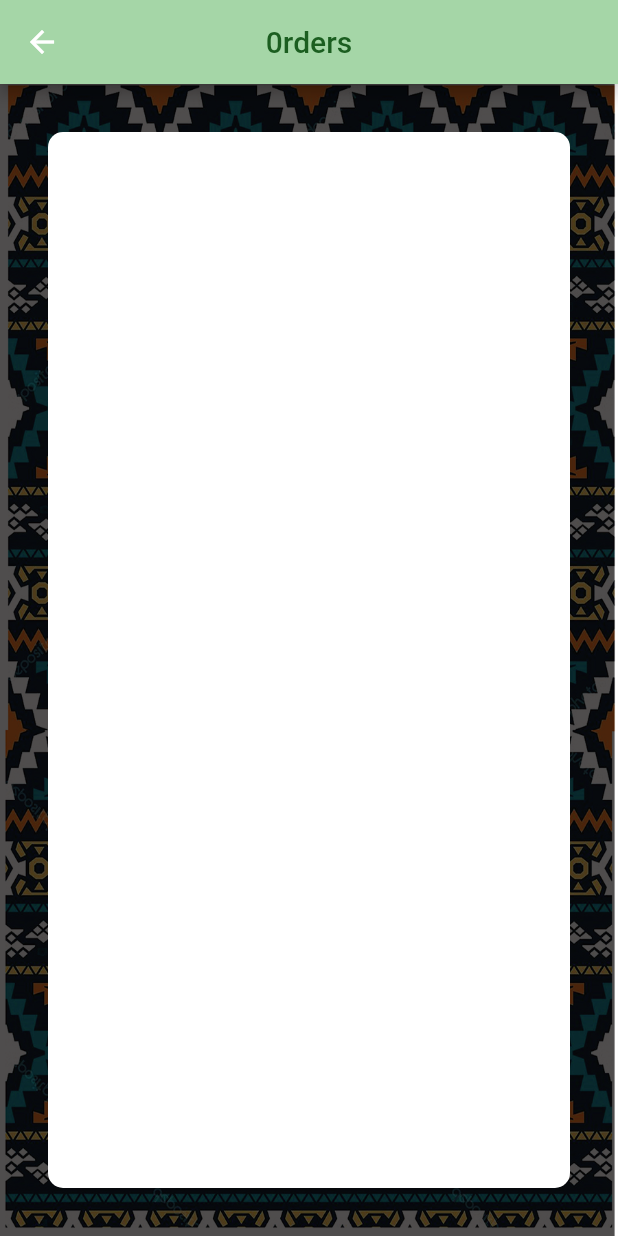
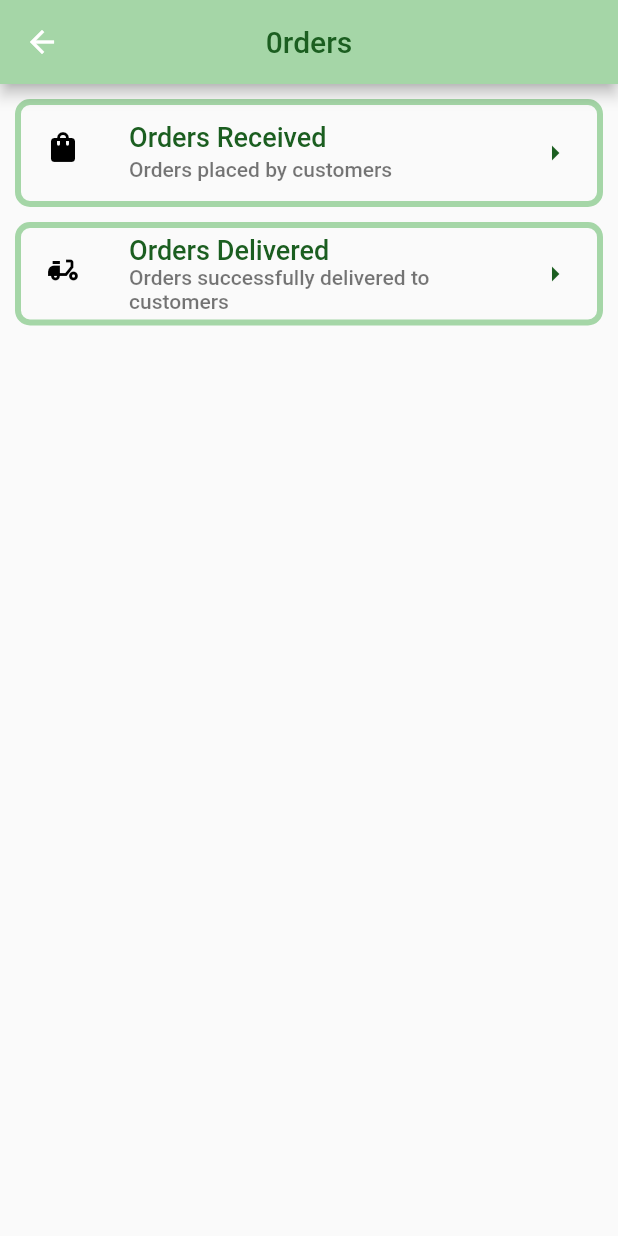
Before and after one commit to thearach/butcherboxvendor, a Flutter app: the AllOrders screen opened directly, on a phone screen of 412 x 824 dp. Run offline on Flutter 3.47's test engine with Material 2 defaults, Android fonts, the phone set to English and light mode, and no system bars; our stand-ins replace cloud_firestore, firebase_auth, firebase_core, google_sign_in; accounts and stored records are empty.

Commit message:
completed allorders screen and contact screen

```diff
--- a/lib/main.dart
+++ b/lib/main.dart
@@ -56,7 +56,7 @@ class MainApp extends StatelessWidget {
           '/store': (context) => StoreScreen(),
           //'/cart': (context) => Cart(_cart, sum),
           //'/account': (context) => AccountScreen(),
-          //'/orders': (context) => Orders(),
+          '/orders': (context) => Orders(),
           //'/accountinfo': (context) => AccountInfo(),
           //'/locations': (context) => Locations(),
         },
--- a/lib/screens/allorders.dart
+++ b/lib/screens/allorders.dart
@@ -1,18 +1,8 @@
-import 'package:butcherbox_vendor/butch_widgets/butch_button.dart';
-import 'package:butcherbox_vendor/butch_widgets/location_drop.dart';
-import 'package:butcherbox_vendor/models/ordersmodel.dart';
-import 'package:butcherbox_vendor/screens/home.dart';
-import 'package:butcherbox_vendor/screens/productpage.dart';
-import 'package:butcherbox_vendor/screens/store_screen.dart';
-import 'package:butcherbox_vendor/services/database.dart';
-import 'package:cloud_firestore/cloud_firestore.dart';
+import 'package:butcherbox_vendor/butch_widgets/account_options.dart';
 import 'package:flutter/cupertino.dart';
 import 'package:flutter/material.dart';
-import 'package:provider/provider.dart';
 
 class AllOrders extends StatefulWidget {
-  // HomeScreen({this.location});
-  //final String location;
   @override
   State<AllOrders> createState() => _AllOrdersState();
 }
@@ -39,28 +29,39 @@ class _AllOrdersState extends State<AllOrders> {
         // ],
       ),
       body: Column(
-        crossAxisAlignment: CrossAxisAlignment.stretch,
         children: [
-          Expanded(
-            child: Container(
-                decoration: BoxDecoration(
-                  image: DecorationImage(
-                    fit: BoxFit.fill,
-                    image: AssetImage('images/butchboxbgimagedark.png'),
+          SizedBox(
+            height: 10.0,
           ),
+          Container(
+            child: ListView(
+              shrinkWrap: true,
+              children: [
+                AccountOptions(
+                    headOption: 'Orders Received',
+                    subOption: 'Orders placed by customers',
+                    iconPlace: Icons.shopping_bag,
+                    enter: () {
+                      Navigator.of(context, rootNavigator: true)
+                          .pushNamed('/orders');
+                    }),
+                SizedBox(height: 10.0),
+                AccountOptions(
+                    headOption: 'Orders Delivered',
+                    subOption: 'Orders successfully delivered to customers',
+                    iconPlace: Icons.delivery_dining,
+                    enter: () {
+                      Navigator.of(context, rootNavigator: true)
+                          .pushNamed('/orders');
+                    }),
+              ],
             ),
-                padding: EdgeInsets.all(32.0),
-                child: Container(
-                  decoration: BoxDecoration(
-                      color: Colors.white,
-                      borderRadius: BorderRadius.all(Radius.circular(10.0))),
 
             // onTap: () {
             //   Navigator.of(context, rootNavigator: true).push(
             //       MaterialPageRoute(
             //           builder: (context) => ProductPage()));
             // },
-                )),
           ),
         ],
       ),
```
Also changed, not shown: lib/screens/contact.dart (added, +46 -0 lines), lib/screens/home_screen2.dart (+39 -40 lines). Lines whose indentation alone changed are shown as unchanged.
